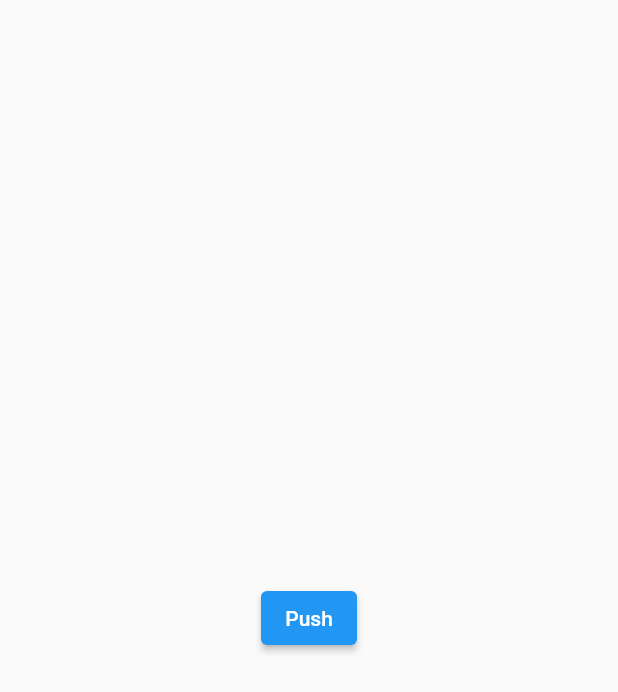
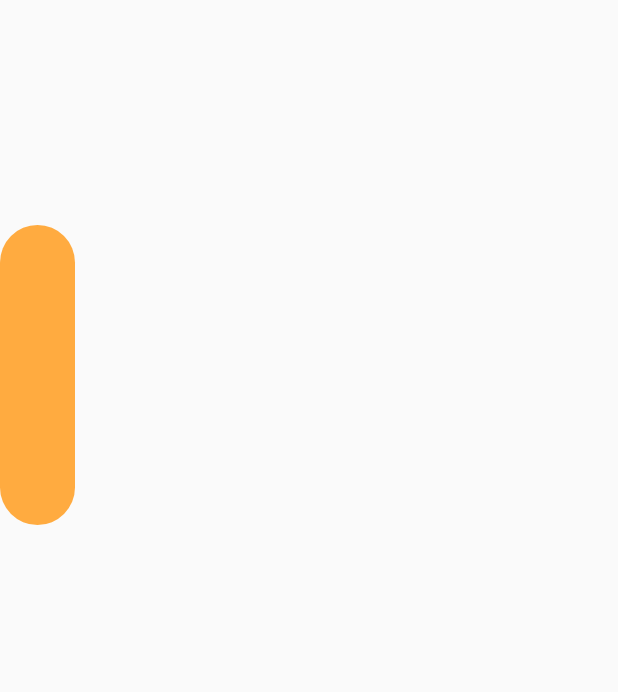
Before and after one commit to zalkary4/flutter_widget, a Flutter app: the screen it shows after launch, on a phone screen of 412 x 824 dp. Shown: the top 692 px of the screen. Run offline on Flutter 3.47's test engine with Material 2 defaults, Android fonts, the light colour scheme and no system bars.

Commit message:
AnimatedPositionedWidget

```diff
--- a/lib/main.dart
+++ b/lib/main.dart
@@ -1,13 +1,18 @@
 import 'package:flutter/material.dart';
-import 'package:flutter_widget/widgets/modal_bottom_sheet.dart';
+import 'package:flutter_widget/widgets/animated_positioned_widget.dart';
 
 void main() {
   runApp(const MyApp());
 }
 
-class MyApp extends StatelessWidget {
+class MyApp extends StatefulWidget {
   const MyApp({super.key});
 
+  @override
+  State<MyApp> createState() => _MyAppState();
+}
+
+class _MyAppState extends State<MyApp> {
   @override
   Widget build(BuildContext context) {
     return MaterialApp(
@@ -15,12 +20,10 @@ class MyApp extends StatelessWidget {
       theme: ThemeData(
         primarySwatch: Colors.blue,
       ),
-      home: const ModalBottomSheet(),
+      home: AnimatedPositionedWidget(),
     );
   }
 }
-
-
 
 // class MyHomePage extends StatefulWidget {
 //   const MyHomePage({super.key, required this.title});
--- /dev/null
+++ b/lib/widgets/animated_positioned_widget.dart
@@ -0,0 +1,48 @@
+import 'package:flutter/material.dart';
+
+class AnimatedPositionedWidget extends StatefulWidget {
+  const AnimatedPositionedWidget({
+    super.key,
+  });
+
+  @override
+  State<AnimatedPositionedWidget> createState() =>
+      _AnimatedPositionedWidgetState();
+}
+
+class _AnimatedPositionedWidgetState extends State<AnimatedPositionedWidget> {
+  bool selected = false;
+
+  @override
+  Widget build(BuildContext context) {
+    return Scaffold(
+      body: SizedBox(
+        width: 200,
+        height: 350,
+        child: Stack(
+          children: <Widget>[
+            AnimatedPositioned(
+              width: selected ? 200.0 : 50.0,
+              height: selected ? 50.0 : 200.0,
+              top: selected ? 50.0 : 150.0,
+              duration: const Duration(seconds: 1),
+              curve: Curves.fastOutSlowIn,
+              child: GestureDetector(
+                onTap: () {
+                  setState(() {
+                    selected = !selected;
+                  });
+                },
+                child: Container(
+                  decoration: BoxDecoration(
+                      color: Colors.orangeAccent,
+                      borderRadius: BorderRadius.circular(25)),
+                ),
+              ),
+            ),
+          ],
+        ),
+      ),
+    );
+  }
+}
--- /dev/null
+++ b/lib/widgets/trash.dart
@@ -0,0 +1,14 @@
+import 'package:flutter/material.dart';
+
+class trash extends StatelessWidget {
+  const trash({
+    super.key,
+  });
+
+  @override
+  Widget build(BuildContext context) {
+    return const Scaffold(
+      body: Center(),
+    );
+  }
+}
```
